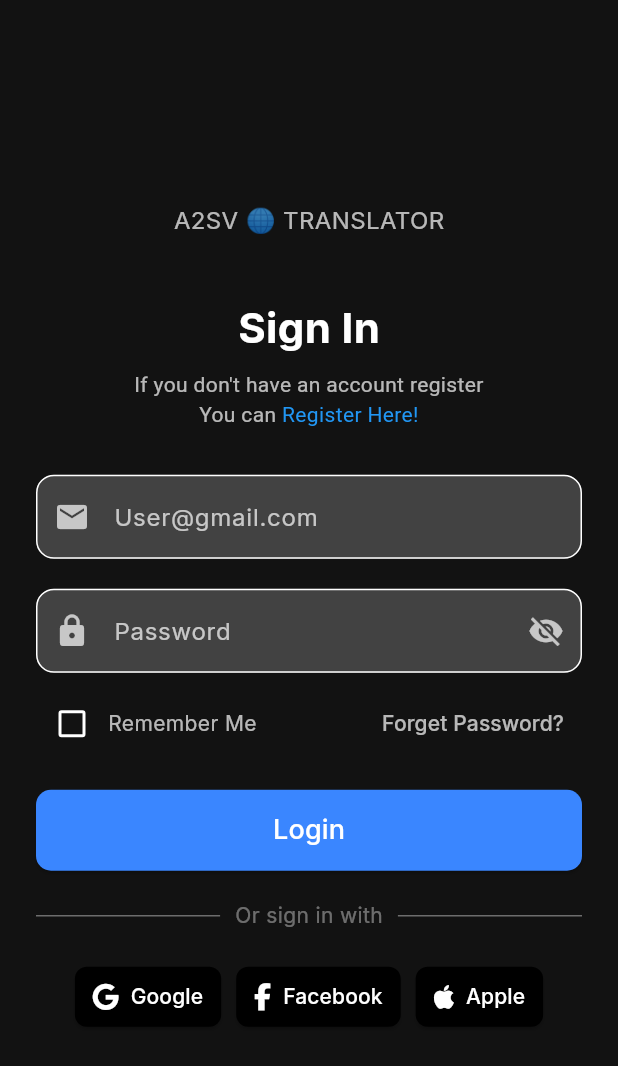
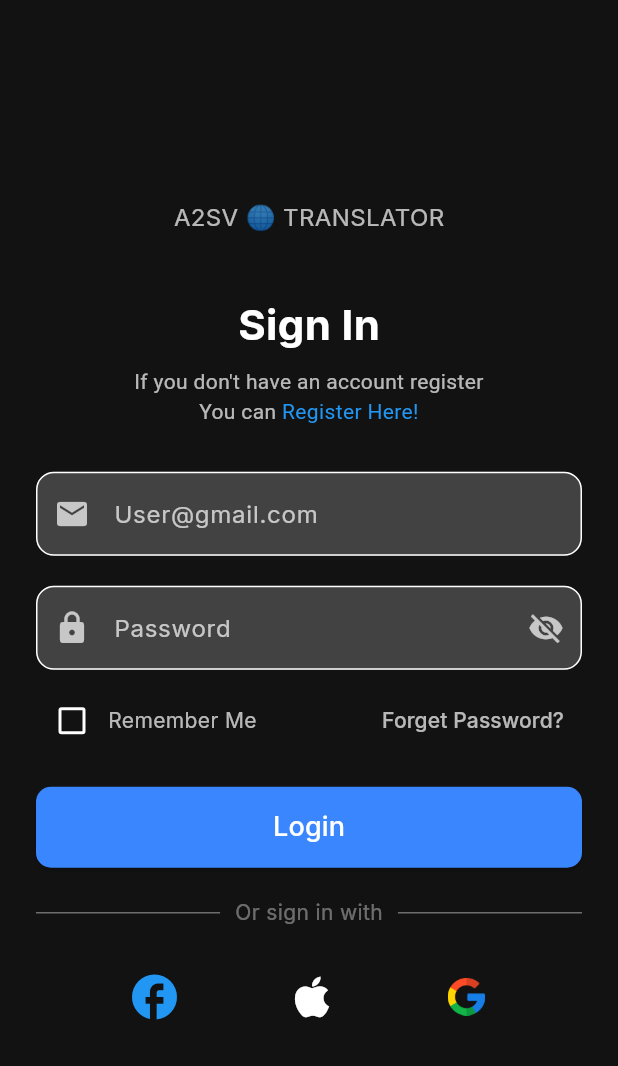
Before and after one commit to jonyz1/pass, a Flutter app: the LoginPage screen opened by its route, on a phone screen of 412 x 824 dp. Shown: the top 1066 px of the screen. Run offline on Flutter 3.47's test engine with Material 3 defaults, Android fonts, the phone set to English and light mode, and no system bars; our stand-ins replace bloc, dartz, equatable, flutter_bloc, font_awesome_flutter, get_it and 1 more.

Commit message:
Fix: sign in page icons

```diff
--- a/mobile/lib/features/auth/presentation/pages/login_page.dart
+++ b/mobile/lib/features/auth/presentation/pages/login_page.dart
@@ -161,16 +161,32 @@ class LoginPage extends StatelessWidget {
                       ),
                       const SizedBox(height: 20),
                       Row(
-                        mainAxisAlignment: MainAxisAlignment.center,
-                        children: [
-                          _socialButton(FontAwesomeIcons.google, 'Google'),
-                          const SizedBox(width: 10),
-                          _socialButton(FontAwesomeIcons.facebookF, 'Facebook'),
-                          const SizedBox(width: 10),
-                          _socialButton(FontAwesomeIcons.apple, 'Apple'),
-                        ],
-                      ),
-                    ],
+          mainAxisAlignment: MainAxisAlignment.spaceEvenly,
+          children: [
+            IconButton(
+              icon: const Icon(Icons.facebook, color: Colors.blue, size: 36),
+              onPressed: () {
+                // Handle Facebook sign in
+                // context.read<SignUpBloc>().add(SignInWithFacebook());
+              },
+            ),
+            IconButton(
+              icon: const Icon(Icons.apple, color: AppColors.textColor, size: 36),
+              onPressed: () {
+                // Handle Apple sign in
+                // context.read<SignUpBloc>().add(SignInWithApple());
+              },
+            ),
+            IconButton(
+              icon: Image.asset('assets/images/google_icon.png', width: 25),
+              onPressed: () {
+                // Handle Google sign in
+                // context.read<SignUpBloc>().add(SignInWithGoogle());
+              },
+              ),
+        ],
+      )
+                      ],
                   );
                 },
               ),
```
